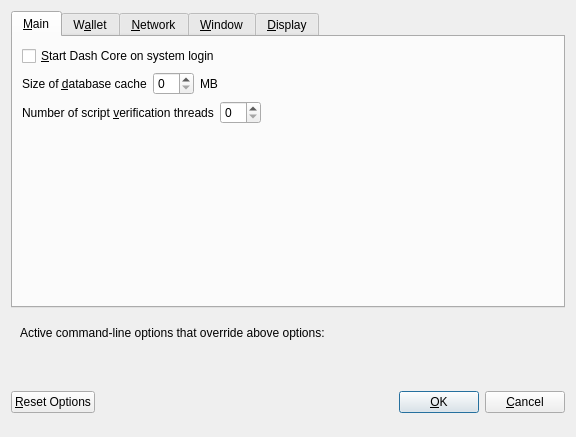
Before: the Qt Designer form src/qt/forms/optionsdialog.ui in NaAlSi3O8/dash, drawn with Qt 5.
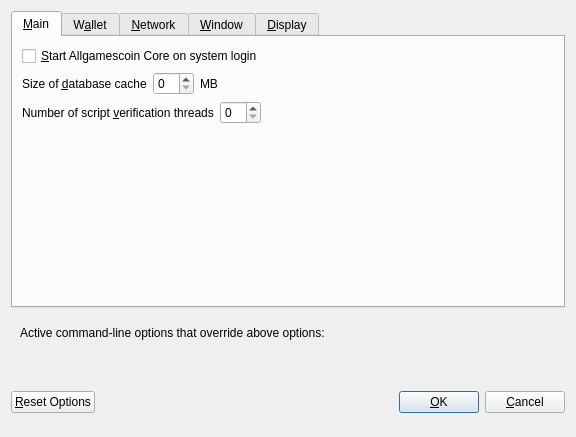
After: the same form once the commit is applied. Custom widgets are drawn as their Qt base class.

Commit message: change text Dash to Allgamescoin

```diff
--- a/src/qt/forms/optionsdialog.ui
+++ b/src/qt/forms/optionsdialog.ui
@@ -33,7 +33,7 @@
           <string>Automatically start Dash Core after logging in to the system.</string>
          </property>
          <property name="text">
-          <string>&amp;Start Dash Core on system login</string>
+          <string>&amp;Start Allgamescoin Core on system login</string>
          </property>
         </widget>
        </item>
```
Left out of the diff: 12 changed lines with no effect on the pictures. The commit also changes 267 other files.
